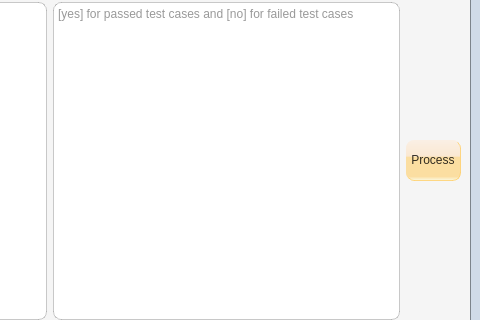
Qt form AutomationGUI_ui.ui (vulevu121/AutomationGUI) before a commit; both pictures show x 320 to 800 and y 88 to 408 of the 800 by 526 pixel window.
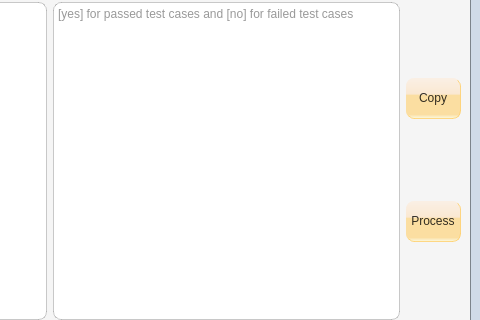
The same form after that commit. Icons and pictures are not drawn.

Commit message: Added copy button on run tab

What changed in the file:
```diff
--- a/AutomationGUI_ui.ui
+++ b/AutomationGUI_ui.ui
@@ -885,6 +885,13 @@
         </item>
         <item>
          <layout class="QVBoxLayout" name="verticalLayout_9">
+          <item>
+           <widget class="QPushButton" name="copyButton">
+            <property name="text">
+             <string>Copy</string>
+            </property>
+           </widget>
+          </item>
           <item>
            <widget class="QPushButton" name="processRunListButton">
             <property name="text">
```
Left out of the diff: 6 changed lines with no effect on the pictures. The commit also changes 3 other files.
